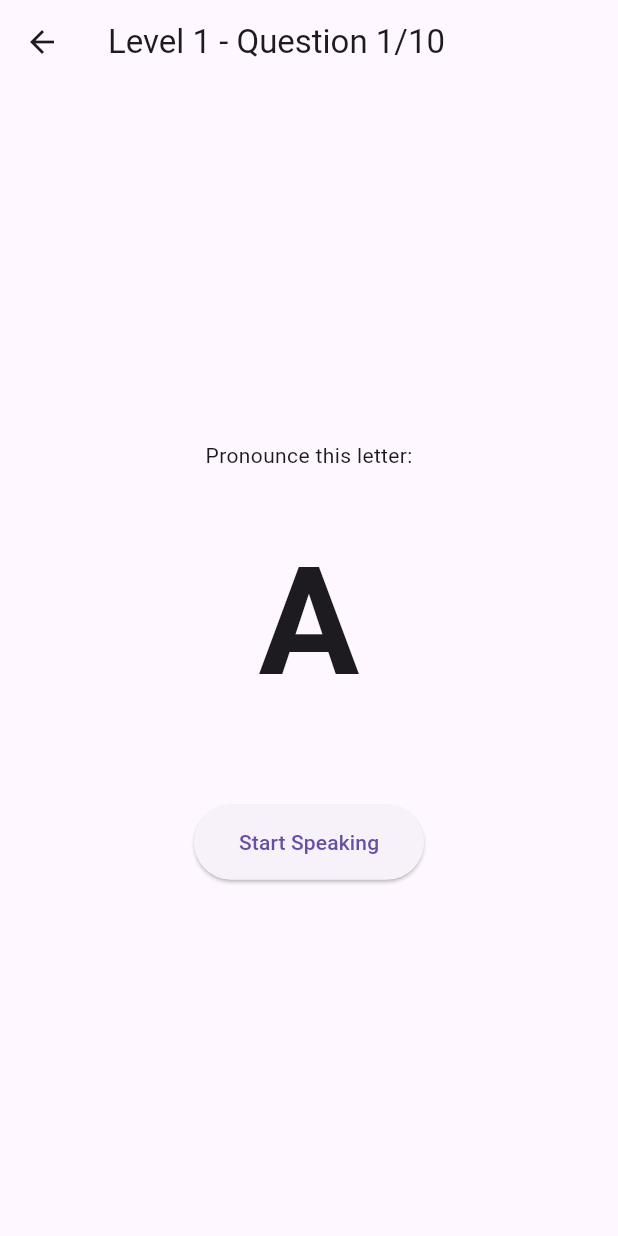
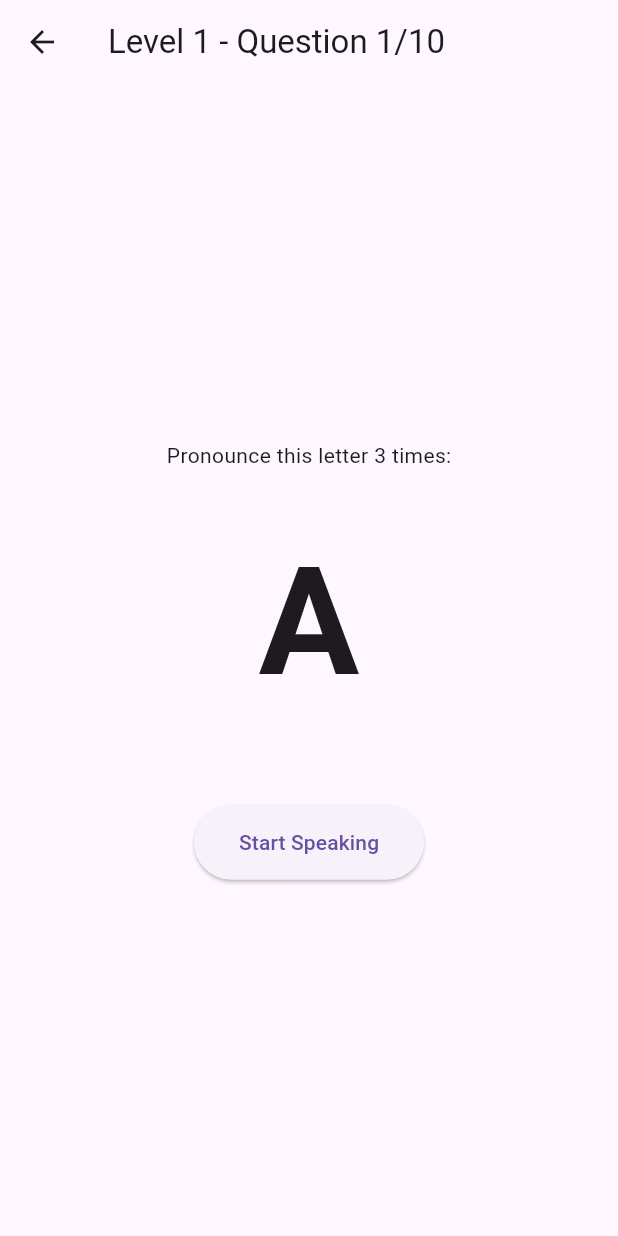
Before and after one commit to faizinkholiq/say-it, a Flutter app: the screen it shows after launch, after a tap on an icon or button, on a phone screen of 412 x 824 dp. Run offline on Flutter 3.47's test engine with Material 3 defaults, Android fonts, the phone set to English and light mode, and no system bars; our stand-ins replace flutter_tts, speech_to_text; missing offline and left inert: dart:ffi.

Commit message:
update: level 2 quiz

```diff
--- a/lib/pages/home_page.dart
+++ b/lib/pages/home_page.dart
@@ -35,14 +35,7 @@
     return ElevatedButton(
       onPressed: () {
         quizState.setLevel(level);
-        if (level == 1) {
-          Navigator.pushNamed(context, '/quiz');
-        } else {
-          Navigator.push(
-            context,
-            MaterialPageRoute(builder: (context) => SpeechToTextPage()),
-          );
-        }
+        Navigator.pushNamed(context, '/quiz');
       },
       style: ElevatedButton.styleFrom(
         padding: const EdgeInsets.symmetric(horizontal: 50, vertical: 20),
--- a/lib/pages/quiz_page.dart
+++ b/lib/pages/quiz_page.dart
@@ -1,4 +1,5 @@
 import 'dart:async';
+import 'dart:ffi';
 
 import 'package:flutter/material.dart';
 import 'package:provider/provider.dart';
@@ -50,7 +51,7 @@
   Widget build(BuildContext context) {
     return Consumer<QuizState>(
       builder: (context, quizState, child) {
-        final currentAlphabet = _getCurrentAlphabet();
+        final currentContent = _getCurrentContent();
 
         return Scaffold(
           appBar: AppBar(
@@ -63,11 +64,15 @@
             child: Column(
               mainAxisAlignment: MainAxisAlignment.center,
               children: [
-                const Text('Pronounce this letter:'),
+                Text(
+                  quizState.currentLevel == 2
+                      ? 'Pronounce this sentence:'
+                      : 'Pronounce this letter 3 times:',
+                ),
                 const SizedBox(height: 30),
-                _buildAlphabetDisplay(currentAlphabet),
+                _buildAlphabetDisplay(currentContent),
                 const SizedBox(height: 50),
-                _buildSpeechButton(context, quizState, currentAlphabet),
+                _buildSpeechButton(context, quizState, currentContent),
                 if (_hasSpeechError)
                   const Padding(
                     padding: EdgeInsets.only(top: 20),
@@ -114,19 +119,29 @@
     );
   }
 
-  String _getCurrentAlphabet() {
-    final alphabets = Provider.of<QuizState>(
-      context,
-      listen: false,
-    ).getAlphabetsForLevel();
-    final index = Provider.of<QuizState>(
-      context,
-      listen: false,
-    ).currentQuestionIndex;
-    return alphabets[index];
+  String _getCurrentContent() {
+    final quizState = Provider.of<QuizState>(context, listen: false);
+    if (quizState.currentLevel == 2) {
+      final sentences = [
+        'I eat',
+        'You go',
+        'We play',
+        'She runs',
+        'He jumps',
+        'They sit',
+        'We read',
+        'I sleep',
+        'You walk',
+        'They talk',
+      ];
+      return sentences[quizState.currentQuestionIndex];
+    } else {
+      final alphabets = quizState.getAlphabetsForLevel();
+      return alphabets[quizState.currentQuestionIndex];
+    }
   }
 
-  void _handleSpeechButton(QuizState quizState, String currentAlphabet) async {
+  void _handleSpeechButton(QuizState quizState, String currentContent) async {
     setState(() {
       _isListening = true;
       _lastWords = '';
@@ -134,7 +149,10 @@
     });
 
     try {
-      final isCorrect = await _checkPronunciation(currentAlphabet);
+      final isCorrect = await _checkPronunciation(
+        quizState.currentLevel,
+        currentContent,
+      );
 
       if (isCorrect) {
         quizState.incrementScore();
@@ -154,7 +172,7 @@
     }
   }
 
-  Future<bool> _checkPronunciation(String expectedLetter) async {
+  Future<bool> _checkPronunciation(int level, String expectedLetter) async {
     if (!_speech.isAvailable) {
       ScaffoldMessenger.of(context).showSnackBar(
         const SnackBar(content: Text('Speech recognition not available')),
@@ -173,9 +191,12 @@
           setState(() => _lastWords = recognizedText);
 
           final expected = expectedLetter.toUpperCase();
-          final isMatch =
-              recognizedText.contains(expected) ||
-              _checkPhoneticMatch(recognizedText, expected);
+          final isMatch = level == 2
+              ? recognizedText.contains(
+                  expected,
+                ) // For sentences, check if recognized text contains the sentence
+              : recognizedText.contains(expected) ||
+                    _checkPhoneticMatch(recognizedText, expected);
           completer.complete(isMatch);
         }
       },
@@ -209,7 +230,7 @@
         content: Text(
           isCorrect
               ? 'Great pronunciation!'
-              : 'You said "$spokenText". Try pronouncing "${_getCurrentAlphabet()}" again.',
+              : 'You said "$spokenText". Try pronouncing "${_getCurrentContent()}" again.',
         ),
         actions: [
           if (isCorrect)
@@ -257,7 +278,6 @@
   }
 
   bool _checkPhoneticMatch(String spoken, String letter) {
-    // Map letters to their phonetic pronunciations
     final phoneticMap = {
       'A': ['ey', 'ah'],
       'B': ['bee', 'be'],
```
